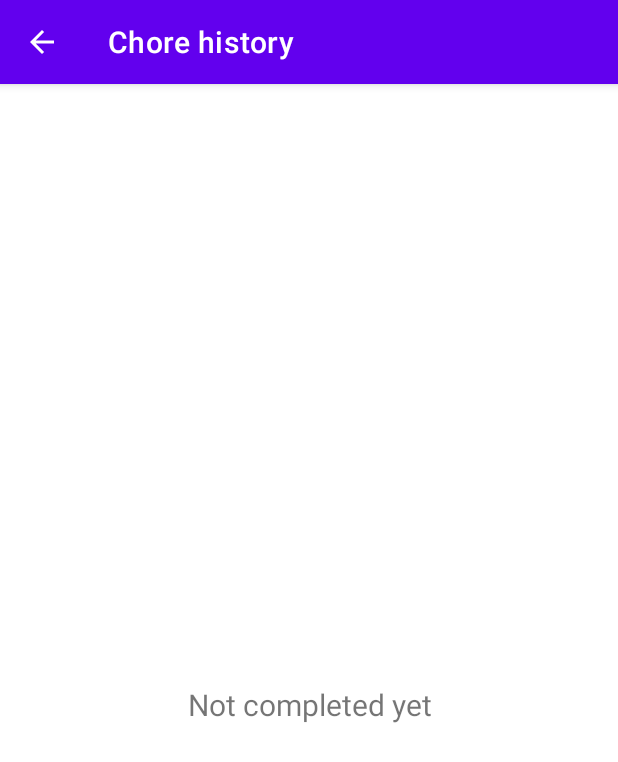
After one commit to zamixn/ChoresRPG, an Android app: the ChoreHistoryActivity screen opened directly, with no data from a screen before it, on a phone screen of 412 x 824 dp. The commit adds this screen. Shown: the top 762 px of the screen. Run offline under Robolectric (Android 15) with nearby library versions, the phone set to English and light mode, and no system bars; 1 statement that could not run was skipped.

Commit message:
chore history

```diff
--- a/app/src/main/AndroidManifest.xml
+++ b/app/src/main/AndroidManifest.xml
@@ -41,6 +41,11 @@
             android:exported="false"
             android:theme="@style/Theme.ChoresRPG.NoActionBar" />
         <activity
+            android:name=".ChoreHistoryActivity"
+            android:exported="false"
+            android:label="@string/chore_history"
+            android:theme="@style/Theme.ChoresRPG.NoActionBar" />
+        <activity
             android:name=".AddChoreActivity"
             android:exported="false"
             android:label="@string/add_chore"
--- /dev/null
+++ b/app/src/main/java/com/zsoftware/choresrpg/ChoreHistoryActivity.java
@@ -0,0 +1,129 @@
+package com.zsoftware.choresrpg;
+
+import android.content.Context;
+import android.content.Intent;
+import android.graphics.Color;
+import android.os.Bundle;
+import android.view.LayoutInflater;
+import android.view.View;
+import android.view.ViewGroup;
+import android.widget.BaseAdapter;
+
+import androidx.activity.EdgeToEdge;
+import androidx.activity.SystemBarStyle;
+import androidx.appcompat.app.AppCompatActivity;
+
+import com.zsoftware.choresrpg.choreicon.ChoreIconDictionary;
+import com.zsoftware.choresrpg.databinding.ActivityChoreHistoryBinding;
+import com.zsoftware.choresrpg.databinding.ChoreHistoryItemBinding;
+
+import java.text.DateFormat;
+import java.util.ArrayList;
+import java.util.Collections;
+import java.util.Date;
+import java.util.List;
+
+// ChoreHistory: every past completion of one chore, newest first. Opened from the chore view.
+public class ChoreHistoryActivity extends AppCompatActivity {
+
+    private static final String ExtraChoreId = "ChoreId";
+
+    private ActivityChoreHistoryBinding binding;
+    private String ChoreId;
+
+    public static Intent CreateIntent(Context context, Chore chore)
+    {
+        Intent intent = new Intent(context, ChoreHistoryActivity.class);
+        intent.putExtra(ExtraChoreId, chore.GetId());
+        return intent;
+    }
+
+    @Override
+    protected void onCreate(Bundle savedInstanceState) {
+        EdgeToEdge.enable(this, SystemBarStyle.dark(Color.TRANSPARENT));
+        super.onCreate(savedInstanceState);
+        SaveData.Initialize(this);
+        ChoreIconDictionary.Initialize(this);
+
+        binding = ActivityChoreHistoryBinding.inflate(getLayoutInflater());
+        setContentView(binding.getRoot());
+        ScreenSetup.ApplySafeAreaInsets(binding.appBar, binding.contentHistory);
+
+        setSupportActionBar(binding.toolbar);
+        if (getSupportActionBar() != null)
+            getSupportActionBar().setDisplayHomeAsUpEnabled(true);
+        setTitle(R.string.chore_history);
+
+        ChoreId = getIntent().getStringExtra(ExtraChoreId);
+        binding.historyList.setEmptyView(binding.noHistoryText);
+    }
+
+    @Override
+    protected void onResume() {
+        super.onResume();
+        Chore chore = SaveData.Instance().GetChore(ChoreId);
+        if (chore == null)
+        {
+            ShortToast.Show(this, R.string.chore_not_found);
+            finish();
+            return;
+        }
+
+        binding.toolbar.setSubtitle(chore.GetDescription());
+        List<Long> completions = new ArrayList<>(chore.GetCompletionHistory());
+        Collections.reverse(completions);
+        binding.historyCount.setText(getResources().getQuantityString(
+                R.plurals.completed_times, completions.size(), completions.size()));
+        binding.historyList.setAdapter(new CompletionAdapter(completions));
+    }
+
+    @Override
+    public boolean onSupportNavigateUp() {
+        finish();
+        return true;
+    }
+
+    // One row per completion: the date on the first line, the time on the second.
+    private class CompletionAdapter extends BaseAdapter {
+        private final List<Long> Completions;
+        private final DateFormat DayFormat = DateFormat.getDateInstance(DateFormat.FULL);
+        private final DateFormat TimeFormat = DateFormat.getTimeInstance(DateFormat.SHORT);
+
+        CompletionAdapter(List<Long> completions)
+        {
+            Completions = completions;
+        }
+
+        @Override
+        public int getCount() {
+            return Completions.size();
+        }
+
+        @Override
+        public Long getItem(int position) {
+            return Completions.get(position);
+        }
+
+        @Override
+        public long getItemId(int position) {
+            return position;
+        }
+
+        @Override
+        public View getView(int position, View convertView, ViewGroup parent) {
+            ChoreHistoryItemBinding row;
+            if (convertView == null)
+            {
+                row = ChoreHistoryItemBinding.inflate(LayoutInflater.from(parent.getContext()), parent, false);
+                row.getRoot().setTag(row);
+            }
+            else
+                row = (ChoreHistoryItemBinding) convertView.getTag();
+
+            Date completed = new Date(getItem(position));
+            row.completionDate.setText(DayFormat.format(completed));
+            row.completionTime.setText(TimeFormat.format(completed));
+            return row.getRoot();
+        }
+    }
+}
--- /dev/null
+++ b/app/src/main/res/layout/activity_chore_history.xml
@@ -0,0 +1,63 @@
+<?xml version="1.0" encoding="utf-8"?>
+<androidx.coordinatorlayout.widget.CoordinatorLayout xmlns:android="http://schemas.android.com/apk/res/android"
+    xmlns:app="http://schemas.android.com/apk/res-auto"
+    xmlns:tools="http://schemas.android.com/tools"
+    android:layout_width="match_parent"
+    android:layout_height="match_parent"
+    tools:context=".ChoreHistoryActivity">
+
+    <com.google.android.material.appbar.AppBarLayout
+        android:id="@+id/app_bar"
+        android:layout_width="match_parent"
+        android:layout_height="wrap_content"
+        android:background="?attr/colorPrimaryVariant"
+        android:theme="@style/Theme.ChoresRPG.AppBarOverlay">
+
+        <androidx.appcompat.widget.Toolbar
+            android:id="@+id/toolbar"
+            android:layout_width="match_parent"
+            android:layout_height="?attr/actionBarSize"
+            android:background="?attr/colorPrimary"
+            app:popupTheme="@style/Theme.ChoresRPG.PopupOverlay" />
+
+    </com.google.android.material.appbar.AppBarLayout>
+
+    <LinearLayout
+        android:id="@+id/content_history"
+        android:layout_width="match_parent"
+        android:layout_height="match_parent"
+        android:orientation="vertical"
+        app:layout_behavior="@string/appbar_scrolling_view_behavior">
+
+        <TextView
+            android:id="@+id/history_count"
+            android:layout_width="match_parent"
+            android:layout_height="wrap_content"
+            android:padding="@dimen/chore_view_padding"
+            android:textSize="@dimen/normal_text_size"
+            android:textStyle="bold"
+            tools:text="Completed 12 times" />
+
+        <FrameLayout
+            android:layout_width="match_parent"
+            android:layout_height="0dp"
+            android:layout_weight="1">
+
+            <ListView
+                android:id="@+id/history_list"
+                android:layout_width="match_parent"
+                android:layout_height="match_parent"
+                android:clipToPadding="false" />
+
+            <TextView
+                android:id="@+id/no_history_text"
+                android:layout_width="match_parent"
+                android:layout_height="match_parent"
+                android:gravity="center"
+                android:text="@string/no_completions"
+                android:textSize="@dimen/normal_text_size" />
+        </FrameLayout>
+
+    </LinearLayout>
+
+</androidx.coordinatorlayout.widget.CoordinatorLayout>
--- a/app/src/main/res/values/dimens.xml
+++ b/app/src/main/res/values/dimens.xml
@@ -23,6 +23,8 @@
     <dimen name="chore_completed_check_size">24dp</dimen>
     <dimen name="chore_completed_check_margin">12dp</dimen>
     <dimen name="chore_view_buttons_spacing">32dp</dimen>
+    <dimen name="history_item_padding">10dp</dimen>
+    <dimen name="history_date_text_size">17sp</dimen>
     <dimen name="dialog_content_padding">24dp</dimen>
     <dimen name="icon_picker_column_width">64dp</dimen>
     <dimen name="icon_picker_item_padding">4dp</dimen>
--- a/app/src/main/res/values/strings.xml
+++ b/app/src/main/res/values/strings.xml
@@ -49,8 +49,8 @@
     <string name="chore_completed">Chore completed</string>
     <string name="completed_today">Completed today</string>
     <string name="chore_already_completed">Already completed today</string>
-    <string name="reset_last_completed">Reset last completed date</string>
-    <string name="last_completed_reset">Last completed date reset</string>
+    <string name="reset_last_completed">Undo last completion</string>
+    <string name="last_completed_reset">Last completion undone</string>
     <string name="chore_completed_check">Completed</string>
     <string name="delete_chore">Delete chore</string>
     <string name="delete_chore_title">Delete chore?</string>
@@ -58,6 +58,13 @@
     <string name="delete">Delete</string>
     <string name="chore_deleted">Chore deleted</string>
     <string name="chore_not_found">This chore no longer exists</string>
+    <string name="view_history">View history</string>
+    <string name="chore_history">Chore history</string>
+    <string name="no_completions">Not completed yet</string>
+    <plurals name="completed_times">
+        <item quantity="one">Completed %d time</item>
+        <item quantity="other">Completed %d times</item>
+    </plurals>
     <string name="chore_icon">Chore Icon</string>
     <string name="choose_icon">Choose an icon</string>
     <string name="search_icons">Search icons (e.g. laundry, dog, trash)</string>
```
Also changed, not shown: app/src/main/java/com/zsoftware/choresrpg/Chore.java (+67 -17 lines), app/src/main/java/com/zsoftware/choresrpg/ChoreActivity.java (+7 -3 lines), app/src/main/res/drawable/ic_history.xml (added, +10 -0 lines), app/src/main/res/layout/activity_chore.xml (+8 -0 lines), app/src/main/res/layout/chore_history_item.xml (added, +43 -0 lines), 1 other file.
